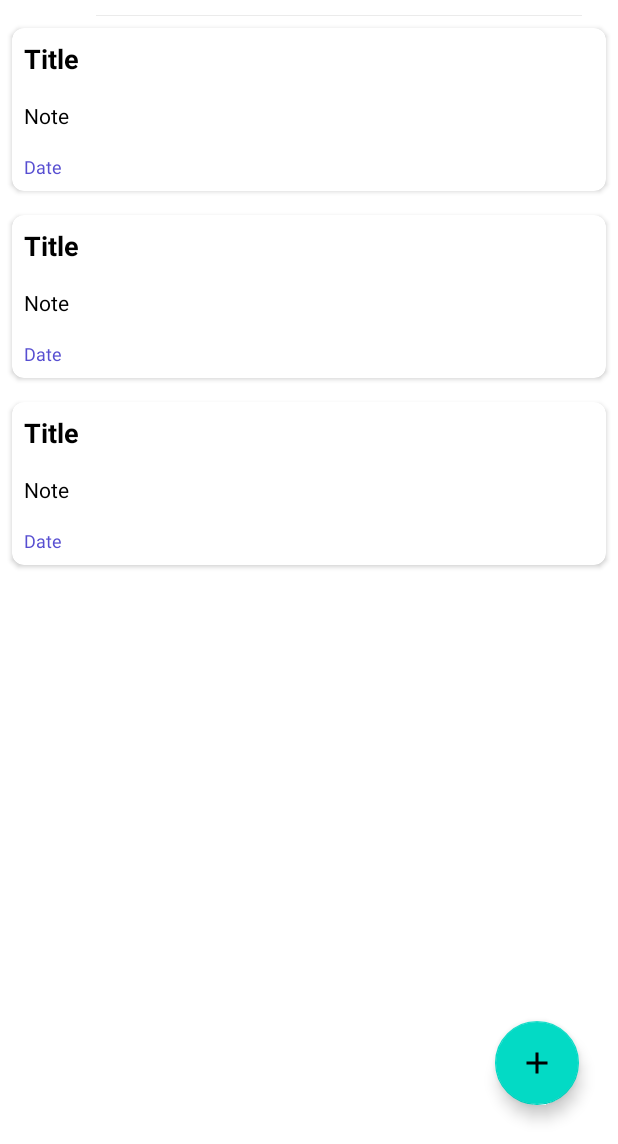
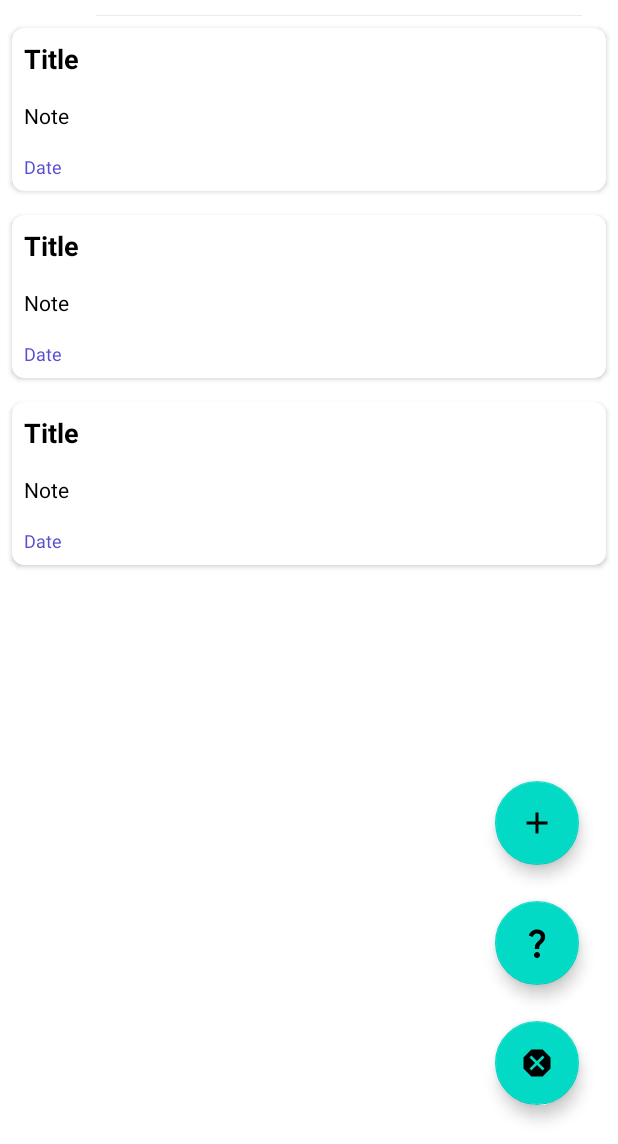
Before and after one commit to Gten71/NotesApp, an Android app: the layout activity_main.xml on its own in the app's theme, with its tools: preview values and no code run, on a phone screen of 412 x 824 dp, the part 92-1236 px from its top. Run offline under Robolectric (Android 15) with nearby library versions, the phone set to English and light mode, and no system bars.

Commit message:
add 2 new button

```diff
--- a/app/src/main/AndroidManifest.xml
+++ b/app/src/main/AndroidManifest.xml
@@ -11,6 +11,12 @@
         android:supportsRtl="true"
         android:theme="@style/Theme.NotesApp"
         tools:targetApi="31">
+        <activity
+            android:name=".QuestionPage"
+            android:exported="false" />
+        <activity
+            android:name=".question_page"
+            android:exported="false" />
         <activity
             android:name=".AddNote"
             android:exported="false" />
--- /dev/null
+++ b/app/src/main/res/drawable/baseline_dangerous_24.xml
@@ -0,0 +1,5 @@
+<vector android:height="24dp" android:tint="#000000"
+    android:viewportHeight="24" android:viewportWidth="24"
+    android:width="24dp" xmlns:android="http://schemas.android.com/apk/res/android">
+    <path android:fillColor="@android:color/white" android:pathData="M15.73,3H8.27L3,8.27v7.46L8.27,21h7.46L21,15.73V8.27L15.73,3zM17,15.74L15.74,17 12,13.26 8.26,17 7,15.74 10.74,12 7,8.26 8.26,7 12,10.74 15.74,7 17,8.26 13.26,12 17,15.74z"/>
+</vector>
--- /dev/null
+++ b/app/src/main/res/drawable/baseline_question_mark_24.xml
@@ -0,0 +1,5 @@
+<vector android:height="24dp" android:tint="#000000"
+    android:viewportHeight="24" android:viewportWidth="24"
+    android:width="24dp" xmlns:android="http://schemas.android.com/apk/res/android">
+    <path android:fillColor="@android:color/white" android:pathData="M11.07,12.85c0.77,-1.39 2.25,-2.21 3.11,-3.44c0.91,-1.29 0.4,-3.7 -2.18,-3.7c-1.69,0 -2.52,1.28 -2.87,2.34L6.54,6.96C7.25,4.83 9.18,3 11.99,3c2.35,0 3.96,1.07 4.78,2.41c0.7,1.15 1.11,3.3 0.03,4.9c-1.2,1.77 -2.35,2.31 -2.97,3.45c-0.25,0.46 -0.35,0.76 -0.35,2.24h-2.89C10.58,15.22 10.46,13.95 11.07,12.85zM14,20c0,1.1 -0.9,2 -2,2s-2,-0.9 -2,-2c0,-1.1 0.9,-2 2,-2S14,18.9 14,20z"/>
+</vector>
--- a/app/src/main/res/layout/activity_add_note.xml
+++ b/app/src/main/res/layout/activity_add_note.xml
@@ -19,7 +19,6 @@
         <RelativeLayout
             android:layout_width="wrap_content"
             android:layout_height="wrap_content">
-
 
             <ImageView
                 android:id="@+id/img_back_arrow"
--- a/app/src/main/res/layout/activity_main.xml
+++ b/app/src/main/res/layout/activity_main.xml
@@ -37,9 +37,32 @@
         android:layout_width="wrap_content"
         android:layout_height="wrap_content"
         android:layout_marginEnd="26dp"
+        android:layout_marginBottom="186dp"
+        android:clickable="true"
+        app:layout_constraintBottom_toBottomOf="parent"
+        app:layout_constraintEnd_toEndOf="parent"
+        app:srcCompat="@drawable/baseline_add_24" />
+
+    <com.google.android.material.floatingactionbutton.FloatingActionButton
+        android:id="@+id/exit"
+        android:layout_width="wrap_content"
+        android:layout_height="wrap_content"
+        android:layout_marginEnd="26dp"
         android:layout_marginBottom="26dp"
         android:clickable="true"
         app:layout_constraintBottom_toBottomOf="parent"
         app:layout_constraintEnd_toEndOf="parent"
-        app:srcCompat="@drawable/baseline_add_24" />
+        app:srcCompat="@drawable/baseline_dangerous_24" />
+
+    <com.google.android.material.floatingactionbutton.FloatingActionButton
+        android:id="@+id/quest"
+        android:layout_width="wrap_content"
+        android:layout_height="wrap_content"
+        android:layout_marginEnd="26dp"
+        android:layout_marginBottom="106dp"
+        android:clickable="true"
+        app:layout_constraintBottom_toBottomOf="parent"
+        app:layout_constraintEnd_toEndOf="parent"
+        app:srcCompat="@drawable/baseline_question_mark_24" />
+
 </androidx.constraintlayout.widget.ConstraintLayout>
```
Also changed, not shown: app/src/main/java/com/example/notesapp/MainActivity.kt (+9 -0 lines), app/src/main/java/com/example/notesapp/QuestionPage.kt (added, +19 -0 lines), app/src/main/res/layout/activity_question_page.xml (added, +83 -0 lines).
